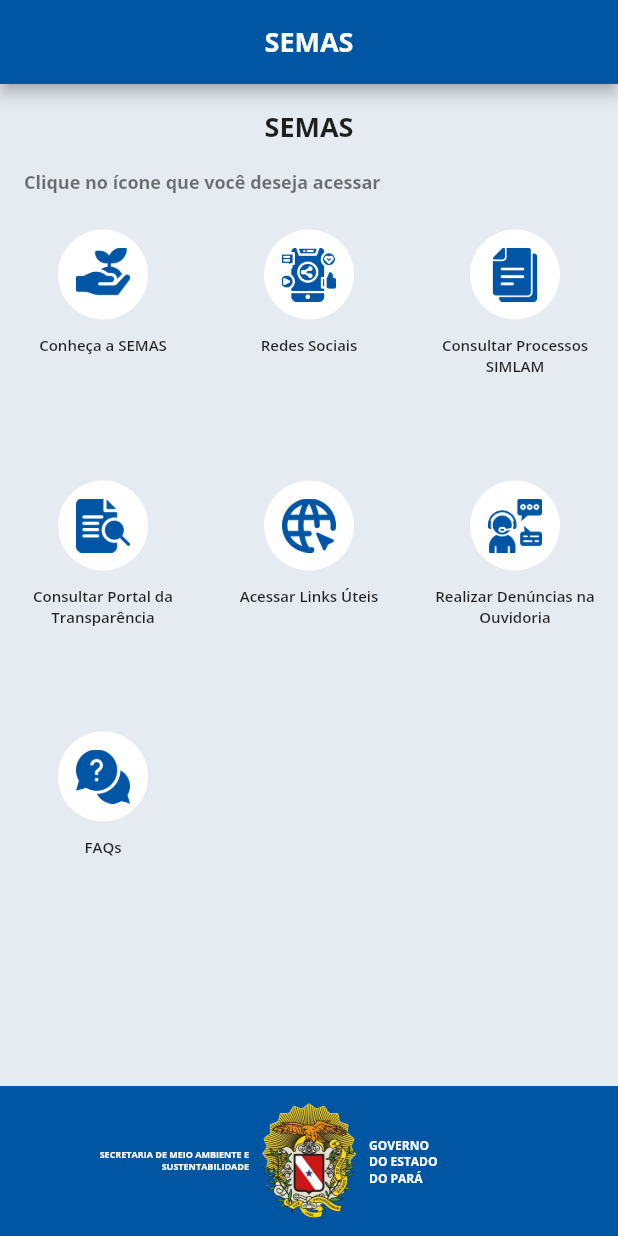
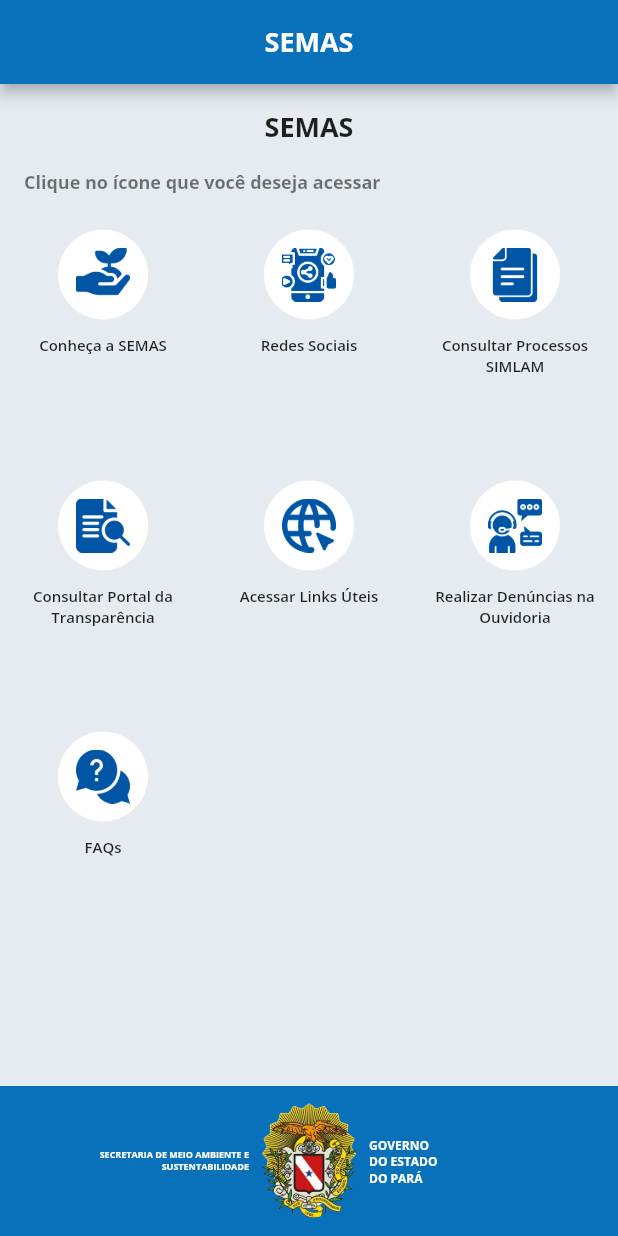
Before and after one commit to tecnoss/techlead-semaspa, a Flutter app: the screen it shows after launch, on a phone screen of 412 x 824 dp. Run offline on Flutter 3.47's test engine with Material 2 defaults, Android fonts, the phone set to English and light mode, and no system bars; our stand-ins replace flutter_svg, google_fonts, location, nb_utils, webview_flutter; missing offline and left inert: horizontal_data_table.

Commit message:
Finished feature

```diff
--- a/lib/screens/app_splash_screen.dart
+++ b/lib/screens/app_splash_screen.dart
@@ -34,13 +34,13 @@ class _AppSplashScreenState extends State<AppSplashScreen>
   void init() async {
     Timer(const Duration(milliseconds: 600), () {
       setState(() {
-        boxColor = const Color(0xff0056a3);
+        boxColor = const Color(0xff0871B9);
         _a = true;
       });
     });
     Timer(const Duration(milliseconds: 1500), () {
       setState(() {
-        boxColor = const Color(0xff0056a3);
+        boxColor = const Color(0xff0871B9);
         _c = true;
       });
     });
@@ -137,7 +137,7 @@ class _AppSplashScreenState extends State<AppSplashScreen>
                             child: Container(
                               decoration: const BoxDecoration(
                                 shape: BoxShape.circle,
-                                color: Color(0xff0056a3),
+                                color: Color(0xff0871B9),
                               ),
                             ),
                           ),
--- a/lib/utils/app_colors.dart
+++ b/lib/utils/app_colors.dart
@@ -3,7 +3,7 @@ import 'package:flutter/material.dart';
 List<Color> webColors = [appCat1, appCat2, appCat3];
 
 // Light Theme Colors
-const appColorPrimary = Color(0xff0056a3);
+const appColorPrimary = Color(0xff0871B9);
 const scaffoldColor = Color(0xffe6ebf2);
 
 const appColorAccent = Color(0xFF03DAC5);
--- a/lib/utils/app_constant.dart
+++ b/lib/utils/app_constant.dart
@@ -1,4 +1,4 @@
-const String appName = "Semas MA";
+const String appName = "Semas PA";
 
 // Shared Pref
 const appOpenCount = 'appOpenCount';
--- a/lib/widgets/bottom_bar.dart
+++ b/lib/widgets/bottom_bar.dart
@@ -1,4 +1,5 @@
 import 'package:flutter/material.dart';
+import 'package:semasma/utils/app_colors.dart';
 
 class BottomBar extends StatelessWidget {
   const BottomBar({super.key});
@@ -10,7 +11,7 @@ class BottomBar extends StatelessWidget {
       margin: const EdgeInsets.only(top: 2),
       width: double.maxFinite,
       decoration: const BoxDecoration(
-        color: Color(0xff0056a3),
+        color: appColorPrimary,
       ),
       child: Row(
         mainAxisAlignment: MainAxisAlignment.center,
```
